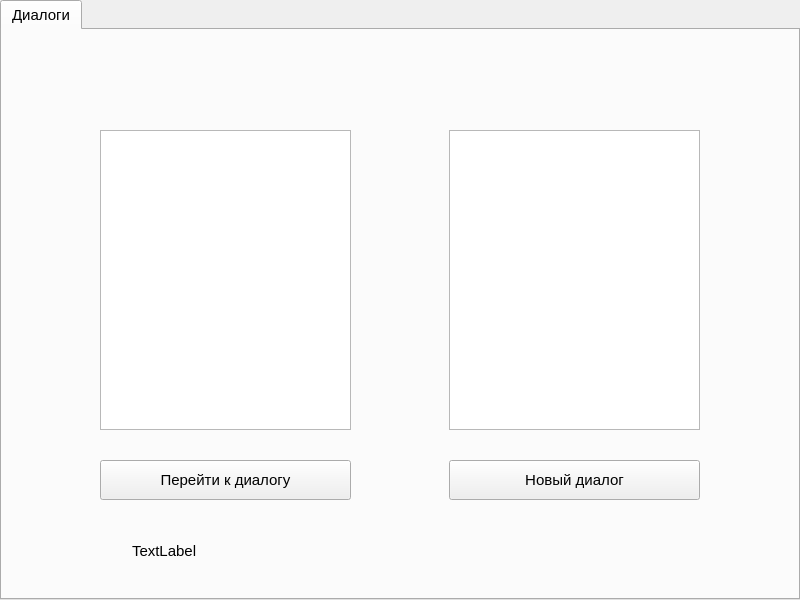
Kekuch13/messenger, file Client/mainwidget.ui: the form before one commit.
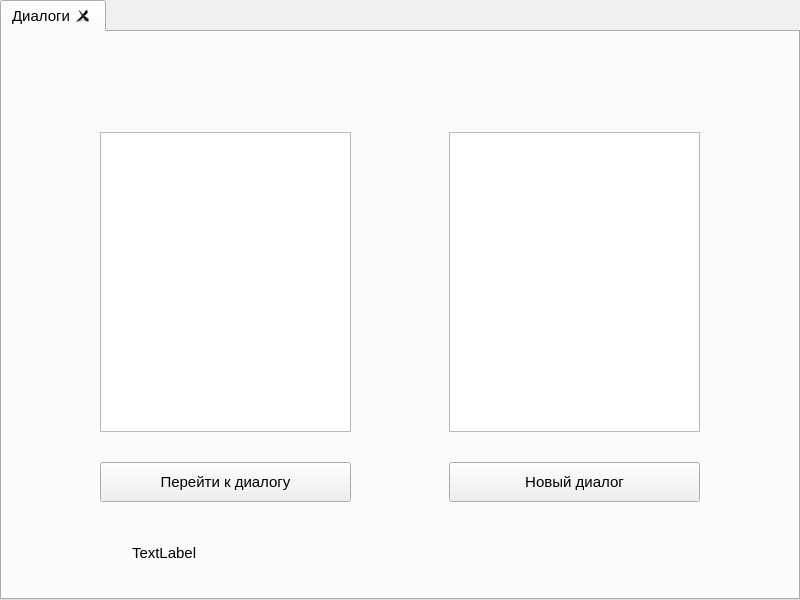
The form after the commit. The open tabs and pages were chosen to show the change.

Patch:
```diff
--- a/Client/mainwidget.ui
+++ b/Client/mainwidget.ui
@@ -197,6 +197,9 @@
      <property name="currentIndex">
       <number>0</number>
      </property>
+     <property name="tabsClosable">
+      <bool>true</bool>
+     </property>
      <widget class="QWidget" name="createDialog">
       <property name="font">
        <font>
```
Left out of the diff: 4 changed lines with no effect on the pictures.
